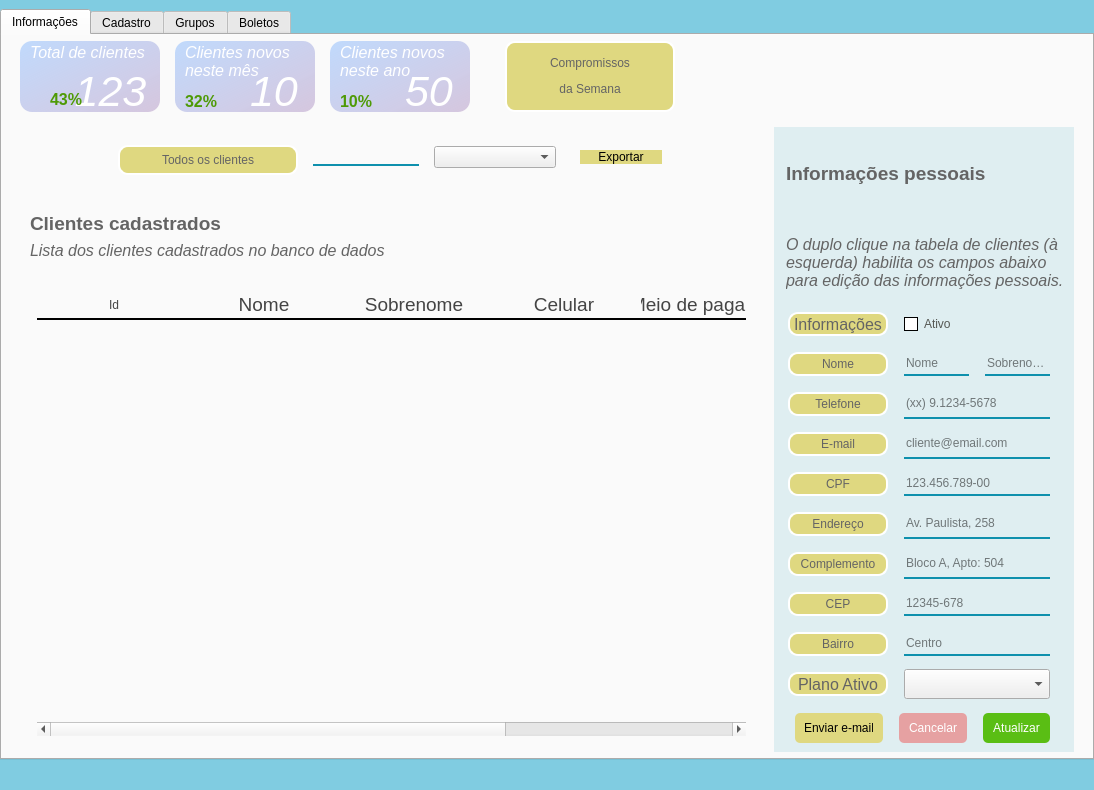
Before: the Qt Designer form Telas/UI/dashCliente.ui in Nautilidae-project/Nautilus, drawn with Qt 5.
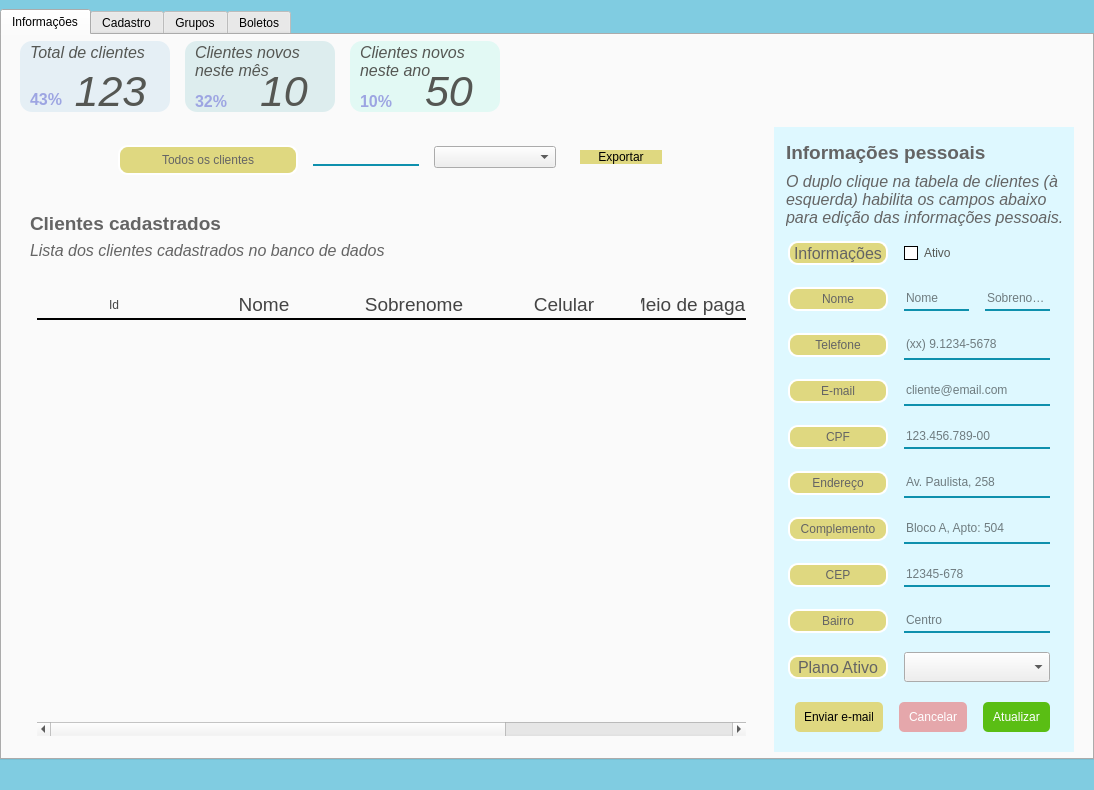
After: the same form once the commit is applied. Icons and pictures are not drawn.

```diff
--- a/Telas/UI/dashCliente.ui
+++ b/Telas/UI/dashCliente.ui
@@ -251,14 +251,23 @@
 
 #frInfoCliente {
 	padding: 4px;
-	background-color: rgb(14, 144, 173, 30);
+	background-color: rgb(222, 248, 255);
 }
 
-#frClientesTotal, #frClientesMensal, #frClientesAnuais {
-	background-color: qlineargradient(spread:pad, x1:1, y1:1, x2:0, y2:0, stop:0 rgba(96, 32, 132, 60), stop:1 rgba(128, 182, 255, 120));
+#frClientesTotal {
+	background-color: rgb(229, 239, 245);
 	border-radius: 12px;
 }
 
+#frClientesMensal {
+	background-color: rgb(221, 237, 238);
+	border-radius: 12px;
+}
+
+#frClientesAnuais {
+	background-color: rgb(226, 249, 244);
+	border-radius: 12px;
+}
 
 /*-----------------------LineEdit------------------------------*/
 #leInfoBairro, 
@@ -312,7 +321,7 @@
 	font-family: Ubuntu;
 	font-size: 12pt;
 	font-style: italic;
-	color: white;
+	color: rgb(85, 87, 83);
 }
 
 #lbValorTotal, #lbValorMensal, #lbValorAnual  {
@@ -321,7 +330,7 @@
 	font-family: Ubuntu;
 	font-size: 32pt;
 	font-style: italic;
-	color: white;
+	color: rgb(85, 87, 83);
 }
 
 #lbEstTotal, #lbEstMensal, #lbEstAnual {
@@ -330,7 +339,7 @@
 	font-family: Ubuntu;
 	font-size: 12pt;
 	font-weight: bold;
-	color: rgb(78, 154, 6);
+	color: rgb(157, 165, 226);
 }
 
 /*---------------- CheckBox----------------------------------*/
@@ -900,7 +909,7 @@
           <item>
            <widget class="QFrame" name="frInfoTitulo">
             <property name="sizePolicy">
-             <sizepolicy hsizetype="Preferred" vsizetype="Expanding">
+             <sizepolicy hsizetype="Preferred" vsizetype="MinimumExpanding">
               <horstretch>0</horstretch>
               <verstretch>0</verstretch>
              </sizepolicy>
@@ -911,6 +920,12 @@
               <height>80</height>
              </size>
             </property>
+            <property name="maximumSize">
+             <size>
+              <width>16777215</width>
+              <height>90</height>
+             </size>
+            </property>
             <property name="frameShape">
              <enum>QFrame::NoFrame</enum>
             </property>
@@ -2042,6 +2057,12 @@
           </property>
           <item>
            <widget class="QFrame" name="frClientesTotal">
+            <property name="minimumSize">
+             <size>
+              <width>150</width>
+              <height>0</height>
+             </size>
+            </property>
             <property name="maximumSize">
              <size>
               <width>140</width>
@@ -2122,7 +2143,7 @@
             <widget class="QLabel" name="lbEstTotal">
              <property name="geometry">
               <rect>
-               <x>30</x>
+               <x>10</x>
                <y>50</y>
                <width>41</width>
                <height>16</height>
@@ -2148,6 +2169,12 @@
           </item>
           <item>
            <widget class="QFrame" name="frClientesMensal">
+            <property name="minimumSize">
+             <size>
+              <width>150</width>
+              <height>0</height>
+             </size>
+            </property>
             <property name="maximumSize">
              <size>
               <width>140</width>
@@ -2236,6 +2263,12 @@
           </item>
           <item>
            <widget class="QFrame" name="frClientesAnuais">
+            <property name="minimumSize">
+             <size>
+              <width>150</width>
+              <height>0</height>
+             </size>
+            </property>
             <property name="maximumSize">
              <size>
               <width>140</width>
@@ -2305,39 +2338,17 @@
            </widget>
           </item>
           <item>
-           <widget class="QFrame" name="frClientes">
-            <property name="frameShape">
-             <enum>QFrame::StyledPanel</enum>
+           <spacer name="horizontalSpacer_8">
+            <property name="orientation">
+             <enum>Qt::Horizontal</enum>
             </property>
-            <property name="frameShadow">
-             <enum>QFrame::Raised</enum>
+            <property name="sizeHint" stdset="0">
+             <size>
+              <width>40</width>
+              <height>20</height>
+             </size>
             </property>
-            <widget class="QLabel" name="leCard4">
-             <property name="geometry">
-              <rect>
-               <x>20</x>
-               <y>0</y>
-               <width>170</width>
-               <height>71</height>
-              </rect>
-             </property>
-             <property name="maximumSize">
-              <size>
-               <width>300</width>
-               <height>110</height>
-              </size>
-             </property>
-             <property name="styleSheet">
-              <string notr="true"/>
-             </property>
-             <property name="text">
-              <string>&lt;html&gt;&lt;head/&gt;&lt;body&gt;&lt;p align=&quot;center&quot;&gt;Compromissos&lt;/p&gt;&lt;p align=&quot;center&quot;&gt;da Semana&lt;/p&gt;&lt;/body&gt;&lt;/html&gt;</string>
-             </property>
-             <property name="alignment">
-              <set>Qt::AlignCenter</set>
-             </property>
-            </widget>
-           </widget>
+           </spacer>
           </item>
          </layout>
         </widget>
```
